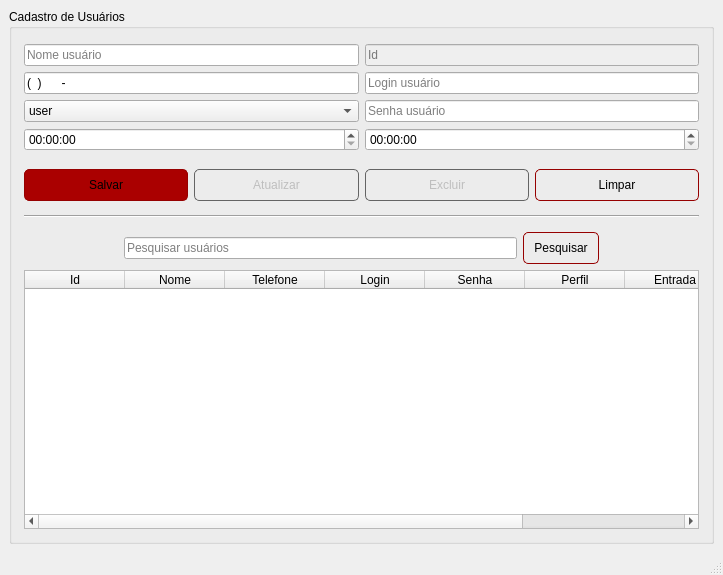
hansmboron/MehsysPy, file view/userUi.ui: the form before one commit.
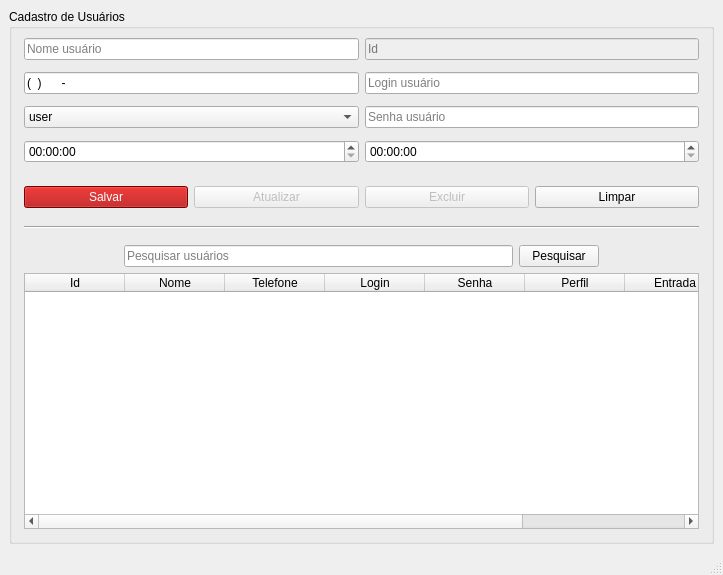
The form after the commit. Icons and pictures are not drawn.

The edit to the form file:
```diff
--- a/view/userUi.ui
+++ b/view/userUi.ui
@@ -49,16 +49,19 @@
           <number>0</number>
          </property>
          <property name="topMargin">
-          <number>6</number>
+          <number>0</number>
          </property>
          <property name="rightMargin">
           <number>0</number>
          </property>
          <property name="bottomMargin">
-          <number>6</number>
+          <number>1</number>
          </property>
          <item>
           <layout class="QVBoxLayout" name="verticalLayout_5">
+           <property name="spacing">
+            <number>12</number>
+           </property>
            <item>
             <widget class="QLineEdit" name="txtNom_usu">
              <property name="statusTip">
@@ -122,6 +125,9 @@
          </item>
          <item>
           <layout class="QVBoxLayout" name="verticalLayout_6">
+           <property name="spacing">
+            <number>12</number>
+           </property>
            <item>
             <widget class="QLineEdit" name="txtID_usu">
              <property name="enabled">
@@ -175,13 +181,13 @@
           <number>0</number>
          </property>
          <property name="topMargin">
-          <number>6</number>
+          <number>16</number>
          </property>
          <property name="rightMargin">
           <number>0</number>
          </property>
          <property name="bottomMargin">
-          <number>8</number>
+          <number>12</number>
          </property>
          <item>
           <widget class="QPushButton" name="btnSal_usu">
@@ -192,15 +198,8 @@
             <string>Cadastrar novo profissional</string>
            </property>
            <property name="styleSheet">
-            <string notr="true">QPushButton{
-	background-color: rgb(170, 0, 0);
-	border-radius: 5px;
-	height: 30px;
-	border: 1px solid rgb(150, 0, 0);
-}
-QPushButton:hover{
-	background-color: rgb(0, 50, 200);
-}</string>
+            <string notr="true">background-color: rgb(170, 0, 0);
+color: rgb(255, 255, 255);</string>
            </property>
            <property name="text">
             <string>Salvar</string>
@@ -222,13 +221,6 @@
            <property name="statusTip">
             <string>Atualizar usuário</string>
            </property>
-           <property name="styleSheet">
-            <string notr="true">QPushButton{
-	border-radius: 5px;
-	height: 30px;
-	border: 1px solid rgb(100, 100, 100);
-}</string>
-           </property>
            <property name="text">
             <string>Atualizar</string>
            </property>
@@ -249,14 +241,6 @@
            <property name="statusTip">
             <string>Excluir usuário(você não pode deletar à si próprio)</string>
            </property>
-           <property name="styleSheet">
-            <string notr="true">QPushButton{
-	border-radius: 5px;
-	height: 30px;
-	border: 1px solid rgb(100, 100, 100);
-}
-</string>
-           </property>
            <property name="text">
             <string>Excluir</string>
            </property>
@@ -274,16 +258,6 @@
            <property name="statusTip">
             <string>Limpar campos para poder cadastrar novo profissional</string>
            </property>
-           <property name="styleSheet">
-            <string notr="true">QPushButton{
-	border-radius: 5px;
-	height: 30px;
-	border: 1px solid rgb(150, 0, 0);
-}
-QPushButton:hover{
-	background-color: rgb(0, 50, 200);
-}</string>
-           </property>
            <property name="text">
             <string>Limpar</string>
            </property>
@@ -317,7 +291,7 @@
           <number>100</number>
          </property>
          <property name="topMargin">
-          <number>8</number>
+          <number>10</number>
          </property>
          <property name="rightMargin">
           <number>100</number>
@@ -346,18 +320,6 @@
            <property name="statusTip">
             <string>Pesquisar usuário por nome</string>
            </property>
-           <property name="styleSheet">
-            <string notr="true">QPushButton{
-	border-radius: 5px;
-	height: 30px;
-	border: 1px solid rgb(150, 0, 0);
-	padding-left: 10px;
-	padding-right: 10px;
-}
-QPushButton:hover{
-	background-color: rgb(0, 50, 200);
-}</string>
-           </property>
            <property name="text">
             <string>Pesquisar</string>
            </property>
```
